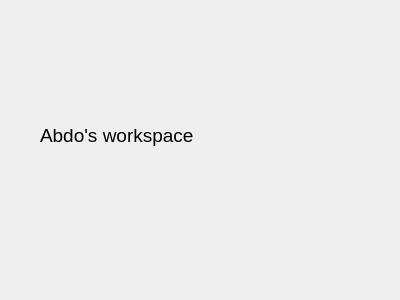
Above: gittest/abdo.ui from AbdelrahmanShorim/gittest before the change. Below: the same form after it.
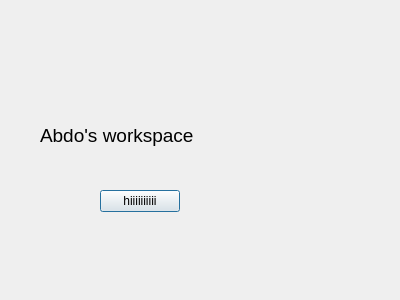
That is the form after the change.

The edit to the form file:
```diff
--- a/gittest/abdo.ui
+++ b/gittest/abdo.ui
@@ -31,6 +31,19 @@
     <string>Abdo's workspace</string>
    </property>
   </widget>
+  <widget class="QPushButton" name="pushButton">
+   <property name="geometry">
+    <rect>
+     <x>100</x>
+     <y>190</y>
+     <width>80</width>
+     <height>22</height>
+    </rect>
+   </property>
+   <property name="text">
+    <string>hiiiiiiiiii</string>
+   </property>
+  </widget>
  </widget>
  <resources/>
  <connections/>
```
